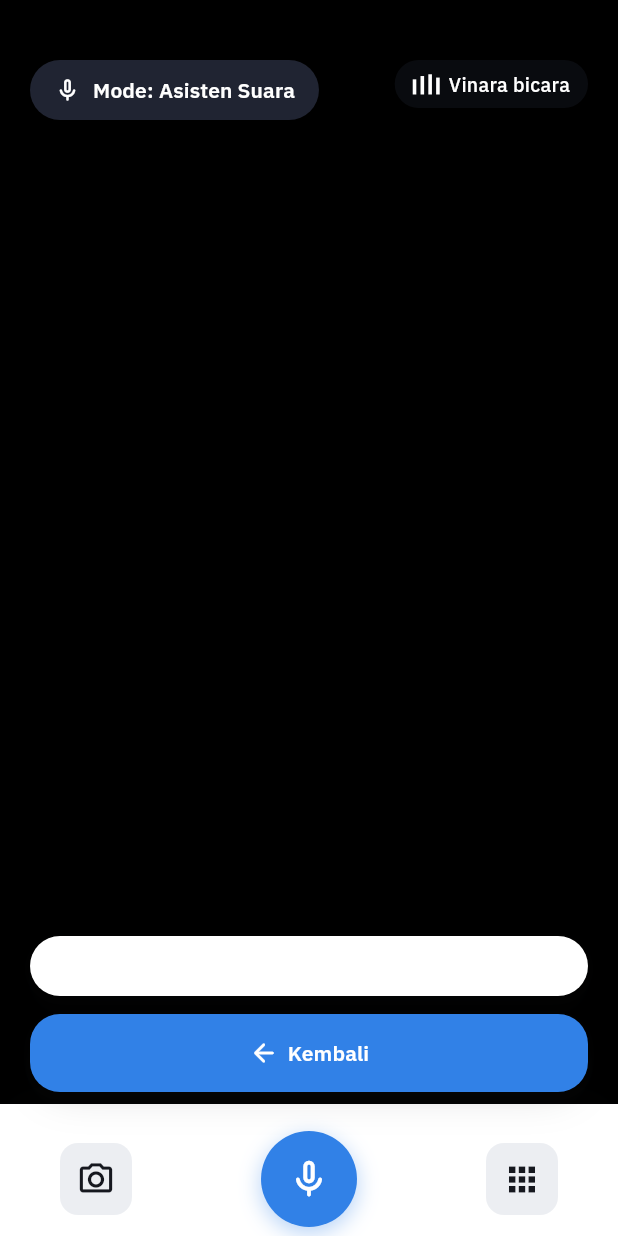
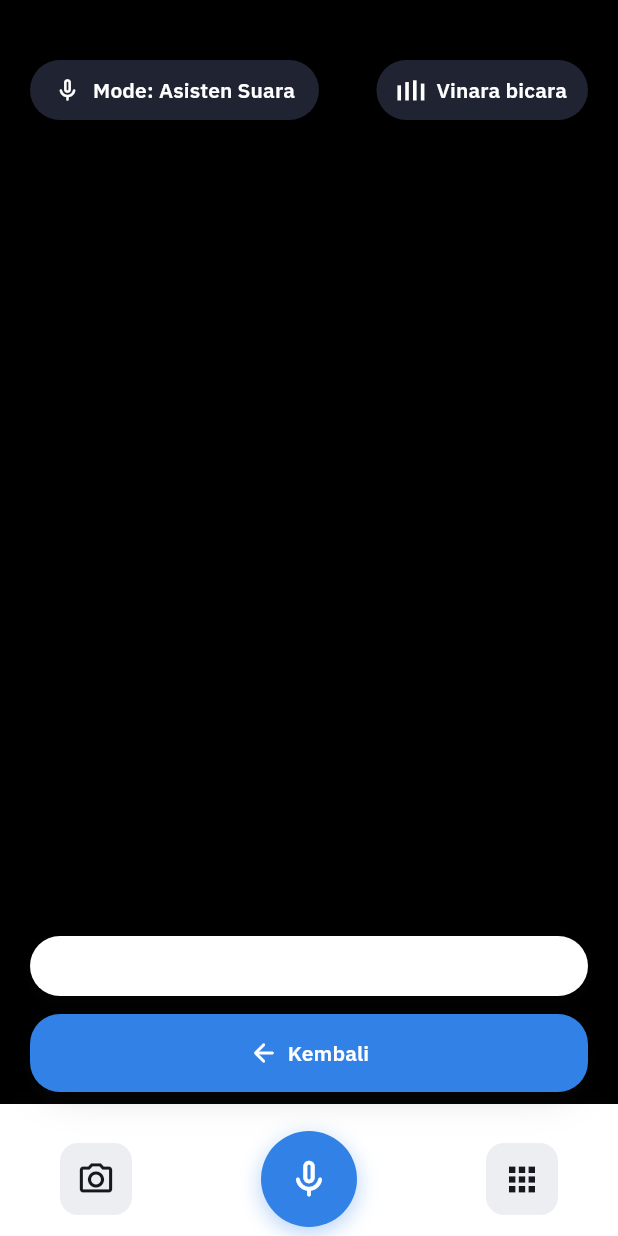
Before and after one commit to Asadell/guidio-blind-assist, a Flutter app: the TuntunScreen screen opened directly, item 2 of the bottom bar chosen, on a phone screen of 412 x 824 dp. Run offline on Flutter 3.47's test engine with Material 3 defaults, Android fonts, the phone set to English and light mode, and no system bars; our stand-ins replace battery_plus, camera, connectivity_plus, flutter_tts, google_fonts, permission_handler and 4 more; missing offline and left inert: google_mlkit_text_recognition, tflite_flutter; accounts and stored records are empty; network calls fail.

Commit message:
📦 chore(deps): drop unused web_socket_channel, align speaking indicator

```diff
--- a/guidio_app/lib/screens/tuntun_screen.dart
+++ b/guidio_app/lib/screens/tuntun_screen.dart
@@ -466,8 +466,8 @@ class _TuntunScreenState extends State<TuntunScreen> with WidgetsBindingObserver
 
           if (_speaking && !warmingUp)
             Positioned(
-              top: topInset + 52,
-              right: 24,
+              top: topInset + modeBadgeTopOffset(hasBanner: hasBanner),
+              right: AppSpacing.screenMargin,
               child: SpeakingIndicator(silent: _silentMode),
             ),
 
--- a/guidio_app/lib/widgets/speaking_indicator.dart
+++ b/guidio_app/lib/widgets/speaking_indicator.dart
@@ -31,17 +31,17 @@ class _SpeakingIndicatorState extends State<SpeakingIndicator> with SingleTicker
       liveRegion: true,
       label: label,
       child: Container(
-        height: 32,
-        padding: const EdgeInsets.symmetric(horizontal: 12),
-        decoration: const BoxDecoration(color: AppColors.scrimText, borderRadius: AppRadius.pillShape),
+        height: AppSizes.modeBadgeHeight,
+        padding: const EdgeInsets.symmetric(horizontal: 14),
+        decoration: const BoxDecoration(color: AppColors.pillBg, borderRadius: AppRadius.pillShape),
         child: Row(
           mainAxisSize: MainAxisSize.min,
           children: [
             widget.silent
-                ? const Icon(Icons.volume_off_rounded, size: 14, color: AppColors.onDark)
+                ? const Icon(Icons.volume_off_rounded, size: 18, color: AppColors.onDark)
                 : _Bars(controller: _controller),
-            const SizedBox(width: 6),
-            Text(label, style: AppTypography.caption(color: AppColors.onDark).copyWith(fontSize: 13)),
+            const SizedBox(width: 8),
+            Text(label, style: AppTypography.label(color: AppColors.onDark)),
           ],
         ),
       ),
--- a/guidio_app/pubspec.yaml
+++ b/guidio_app/pubspec.yaml
@@ -26,7 +26,10 @@ dependencies:
   speech_to_text: ^7.0.0
 
   # WebSocket ke server
-  web_socket_channel: ^3.0.1
+  # web_socket_channel DIHAPUS. Nol pemakaian di seluruh lib/ dan test/;
+  # sisa dari era deteksi lewat `WS /ws/detect`, yang sudah dibuang sejak
+  # deteksi rintangan dipindah on-device. Dependensi yang tidak dipakai tetap
+  # ikut resolusi versi dan tetap harus diaudit saat rilis.
 
   # HTTP untuk REST (OCR, single-shot detect, narasi)
   http: ^1.2.1
```
Also changed, not shown: guidio_app/pubspec.lock.
